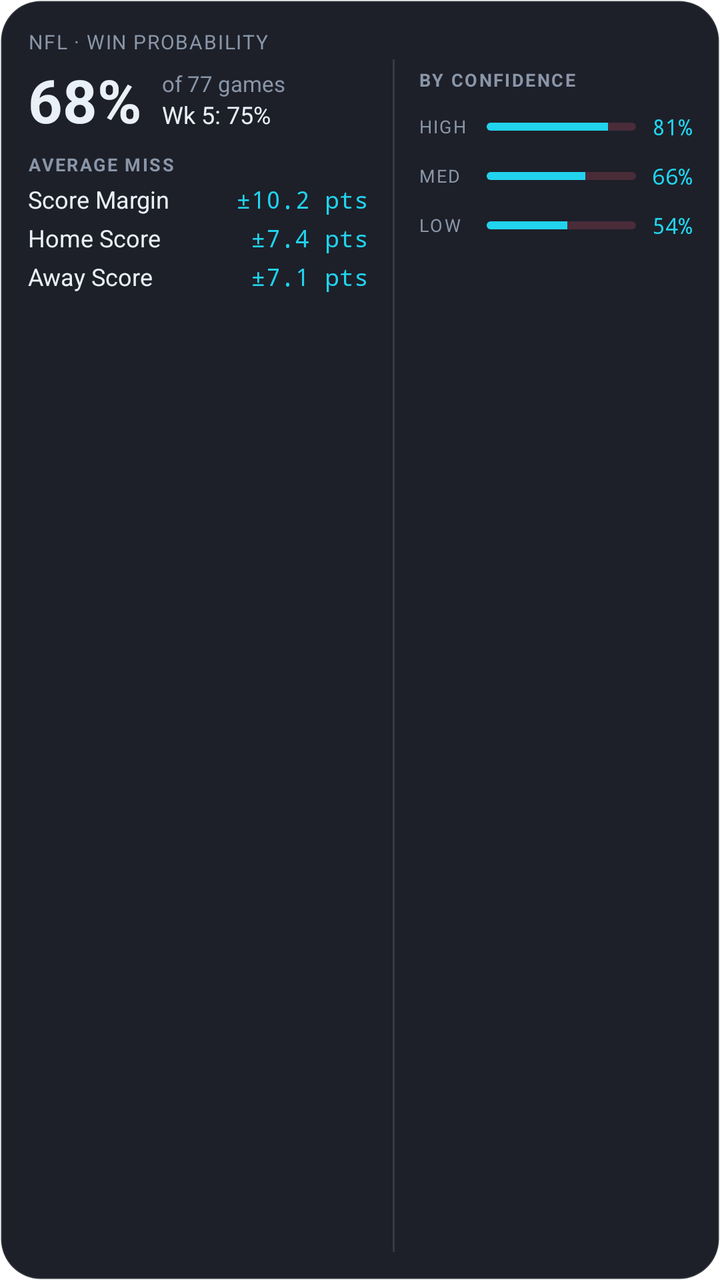
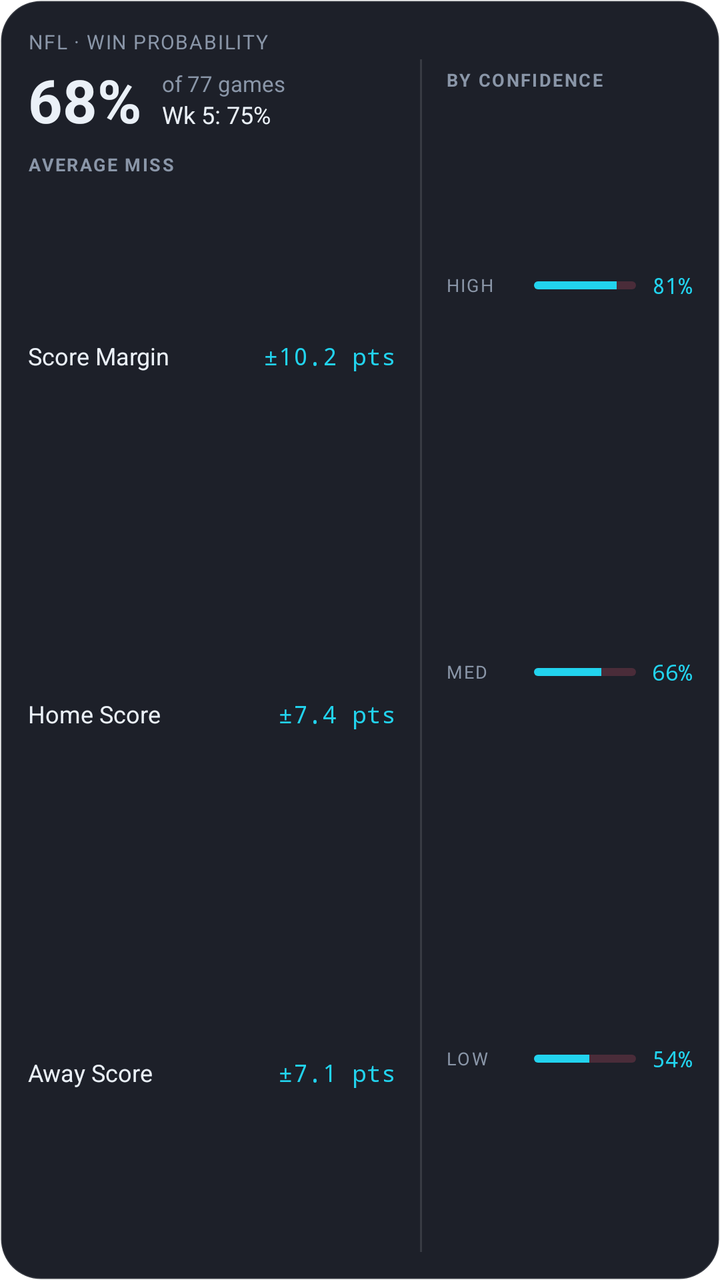

Two renders of the same Android screen: before a commit and after it. Below are the layout's source before the change and the commit's diff.
<!-- AndroidManifest.xml: fallback theme Theme.MaterialComponents.DayNight.NoActionBar -->
<!-- res/layout/widget_model_accuracy_wide.xml -->
<?xml version="1.0" encoding="utf-8"?>
<LinearLayout xmlns:android="http://schemas.android.com/apk/res/android"
    android:id="@+id/widget_root"
    android:layout_width="match_parent"
    android:layout_height="match_parent"
    android:background="@drawable/widget_background"
    android:orientation="vertical"
    android:padding="14dp">

    <TextView
        android:id="@+id/acc_header"
        android:layout_width="match_parent"
        android:layout_height="wrap_content"
        android:ellipsize="end"
        android:maxLines="1"
        android:text="NFL · WIN PROBABILITY"
        android:textAllCaps="true"
        android:textColor="@color/widget_ink_sub"
        android:textSize="10sp"
        android:letterSpacing="0.06"/>

    <TextView
        android:id="@+id/acc_message"
        android:layout_width="match_parent"
        android:layout_height="wrap_content"
        android:layout_marginTop="6dp"
        android:text="@string/widget_choose_sport"
        android:textColor="@color/widget_ink_sub"
        android:textSize="12sp"
        android:visibility="gone"/>

    <LinearLayout
        android:id="@+id/acc_body"
        android:layout_width="match_parent"
        android:layout_height="match_parent"
        android:layout_marginTop="2dp"
        android:orientation="horizontal">

        <LinearLayout
            android:layout_width="0dp"
            android:layout_height="wrap_content"
            android:layout_weight="5"
            android:orientation="vertical">

            <LinearLayout
                android:layout_width="match_parent"
                android:layout_height="wrap_content"
                android:gravity="center_vertical"
                android:orientation="horizontal">

                <TextView
                    android:id="@+id/acc_big"
                    android:layout_width="wrap_content"
                    android:layout_height="wrap_content"
                    android:maxLines="1"
                    android:text="68%"
                    android:textColor="@color/widget_ink"
                    android:textSize="30sp"
                    android:textStyle="bold"/>

                <LinearLayout
                    android:layout_width="wrap_content"
                    android:layout_height="wrap_content"
                    android:layout_marginStart="10dp"
                    android:orientation="vertical">

                    <TextView
                        android:id="@+id/acc_season"
                        android:layout_width="wrap_content"
                        android:layout_height="wrap_content"
                        android:maxLines="1"
                        android:text="of 77 games"
                        android:textColor="@color/widget_ink_sub"
                        android:textSize="11sp"/>

                    <TextView
                        android:id="@+id/acc_last"
                        android:layout_width="wrap_content"
                        android:layout_height="wrap_content"
                        android:maxLines="1"
                        android:text="Wk 5: 75%"
                        android:textColor="@color/widget_ink"
                        android:textSize="12sp"/>
                </LinearLayout>
            </LinearLayout>

            <TextView
                android:layout_width="match_parent"
                android:layout_height="wrap_content"
                android:layout_marginTop="6dp"
                android:letterSpacing="0.09"
                android:maxLines="1"
                android:text="@string/widget_average_miss"
                android:textAllCaps="true"
                android:textColor="@color/widget_ink_sub"
                android:textSize="9sp"
                android:textStyle="bold"/>

            <LinearLayout
                android:id="@+id/acc_miss1"
                android:layout_width="match_parent"
                android:layout_height="wrap_content"
                android:layout_marginTop="3dp"
                android:orientation="horizontal">

                <TextView
                    android:id="@+id/acc_miss1_label"
                    android:layout_width="0dp"
                    android:layout_height="wrap_content"
                    android:layout_weight="1"
                    android:ellipsize="end"
                    android:maxLines="1"
                    android:text="Score Margin"
                    android:textColor="@color/widget_ink"
                    android:textSize="12sp"/>

                <TextView
                    android:id="@+id/acc_miss1_value"
                    android:layout_width="wrap_content"
                    android:layout_height="wrap_content"
                    android:layout_marginStart="8dp"
                    android:fontFamily="monospace"
                    android:maxLines="1"
                    android:text="±10.2 pts"
                    android:textColor="@color/widget_cyan"
                    android:textSize="12sp"/>
            </LinearLayout>

            <LinearLayout
                android:id="@+id/acc_miss2"
                android:layout_width="match_parent"
                android:layout_height="wrap_content"
                android:layout_marginTop="3dp"
                android:orientation="horizontal">

                <TextView
                    android:id="@+id/acc_miss2_label"
                    android:layout_width="0dp"
                    android:layout_height="wrap_content"
                    android:layout_weight="1"
                    android:ellipsize="end"
                    android:maxLines="1"
                    android:text="Home Score"
                    android:textColor="@color/widget_ink"
                    android:textSize="12sp"/>

                <TextView
                    android:id="@+id/acc_miss2_value"
                    android:layout_width="wrap_content"
                    android:layout_height="wrap_content"
                    android:layout_marginStart="8dp"
                    android:fontFamily="monospace"
                    android:maxLines="1"
                    android:text="±7.4 pts"
                    android:textColor="@color/widget_cyan"
                    android:textSize="12sp"/>
            </LinearLayout>

            <LinearLayout
                android:id="@+id/acc_miss3"
                android:layout_width="match_parent"
                android:layout_height="wrap_content"
                android:layout_marginTop="3dp"
                android:orientation="horizontal">

                <TextView
                    android:id="@+id/acc_miss3_label"
                    android:layout_width="0dp"
                    android:layout_height="wrap_content"
                    android:layout_weight="1"
                    android:ellipsize="end"
                    android:maxLines="1"
                    android:text="Away Score"
                    android:textColor="@color/widget_ink"
                    android:textSize="12sp"/>

                <TextView
                    android:id="@+id/acc_miss3_value"
                    android:layout_width="wrap_content"
                    android:layout_height="wrap_content"
                    android:layout_marginStart="8dp"
                    android:fontFamily="monospace"
                    android:maxLines="1"
                    android:text="±7.1 pts"
                    android:textColor="@color/widget_cyan"
                    android:textSize="12sp"/>
            </LinearLayout>
        </LinearLayout>

        <FrameLayout
            android:layout_width="1dp"
            android:layout_height="match_parent"
            android:layout_marginStart="12dp"
            android:layout_marginEnd="12dp"
            android:background="@color/widget_border"/>

        <LinearLayout
            android:id="@+id/acc_bands"
            android:layout_width="0dp"
            android:layout_height="wrap_content"
            android:layout_weight="4"
            android:orientation="vertical">

            <TextView
                android:layout_width="match_parent"
                android:layout_height="wrap_content"
                android:layout_marginTop="4dp"
                android:letterSpacing="0.09"
                android:maxLines="1"
                android:text="@string/widget_by_confidence"
                android:textAllCaps="true"
                android:textColor="@color/widget_ink_sub"
                android:textSize="9sp"
                android:textStyle="bold"/>

            <LinearLayout
                android:id="@+id/acc_band1"
                android:layout_width="match_parent"
                android:layout_height="wrap_content"
                android:layout_marginTop="10dp"
                android:gravity="center_vertical"
                android:orientation="horizontal">

                <TextView
                    android:id="@+id/acc_band1_tag"
                    android:layout_width="34dp"
                    android:layout_height="wrap_content"
                    android:letterSpacing="0.08"
                    android:maxLines="1"
                    android:text="HIGH"
                    android:textColor="@color/widget_ink_sub"
                    android:textSize="9sp"/>

                <ProgressBar
                    android:id="@+id/acc_band1_bar"
                    style="?android:attr/progressBarStyleHorizontal"
                    android:layout_width="0dp"
                    android:layout_height="4dp"
                    android:layout_weight="1"
                    android:max="100"
                    android:progress="81"
                    android:progressDrawable="@drawable/widget_pick_bar"/>

                <TextView
                    android:id="@+id/acc_band1_pct"
                    android:layout_width="wrap_content"
                    android:layout_height="wrap_content"
                    android:layout_marginStart="8dp"
                    android:fontFamily="monospace"
                    android:maxLines="1"
                    android:text="81%"
                    android:textColor="@color/widget_cyan"
                    android:textSize="11sp"/>
            </LinearLayout>

            <LinearLayout
                android:id="@+id/acc_band2"
                android:layout_width="match_parent"
                android:layout_height="wrap_content"
                android:layout_marginTop="10dp"
                android:gravity="center_vertical"
                android:orientation="horizontal">

                <TextView
                    android:id="@+id/acc_band2_tag"
                    android:layout_width="34dp"
                    android:layout_height="wrap_content"
                    android:letterSpacing="0.08"
                    android:maxLines="1"
                    android:text="MED"
                    android:textColor="@color/widget_ink_sub"
                    android:textSize="9sp"/>

                <ProgressBar
                    android:id="@+id/acc_band2_bar"
                    style="?android:attr/progressBarStyleHorizontal"
                    android:layout_width="0dp"
                    android:layout_height="4dp"
                    android:layout_weight="1"
                    android:max="100"
                    android:progress="66"
                    android:progressDrawable="@drawable/widget_pick_bar"/>

                <TextView
                    android:id="@+id/acc_band2_pct"
                    android:layout_width="wrap_content"
                    android:layout_height="wrap_content"
                    android:layout_marginStart="8dp"
                    android:fontFamily="monospace"
                    android:maxLines="1"
                    android:text="66%"
                    android:textColor="@color/widget_cyan"
                    android:textSize="11sp"/>
            </LinearLayout>

            <LinearLayout
                android:id="@+id/acc_band3"
                android:layout_width="match_parent"
                android:layout_height="wrap_content"
                android:layout_marginTop="10dp"
                android:gravity="center_vertical"
                android:orientation="horizontal">

                <TextView
                    android:id="@+id/acc_band3_tag"
                    android:layout_width="34dp"
                    android:layout_height="wrap_content"
                    android:letterSpacing="0.08"
                    android:maxLines="1"
                    android:text="LOW"
                    android:textColor="@color/widget_ink_sub"
                    android:textSize="9sp"/>

                <ProgressBar
                    android:id="@+id/acc_band3_bar"
                    style="?android:attr/progressBarStyleHorizontal"
                    android:layout_width="0dp"
                    android:layout_height="4dp"
                    android:layout_weight="1"
                    android:max="100"
                    android:progress="54"
                    android:progressDrawable="@drawable/widget_pick_bar"/>

                <TextView
                    android:id="@+id/acc_band3_pct"
                    android:layout_width="wrap_content"
                    android:layout_height="wrap_content"
                    android:layout_marginStart="8dp"
                    android:fontFamily="monospace"
                    android:maxLines="1"
                    android:text="54%"
                    android:textColor="@color/widget_cyan"
                    android:textSize="11sp"/>
            </LinearLayout>
        </LinearLayout>
    </LinearLayout>
</LinearLayout>
<!-- resources referenced by this layout -->
<resources>
  <color name="widget_border">#1FFFFFFF</color>
  <color name="widget_cyan">#FF22D3EE</color>
  <color name="widget_ink">#FFEAF0F7</color>
  <color name="widget_ink_sub">#FF8A96A8</color>
  <!-- drawable widget_background (drawable) -->
  <?xml version="1.0" encoding="utf-8"?>
  <shape xmlns:android="http://schemas.android.com/apk/res/android" android:shape="rectangle">
      <solid android:color="@color/widget_bg"/>
      <stroke android:width="1dp" android:color="@color/widget_border"/>
      <corners android:radius="20dp"/>
  </shape>
  <!-- drawable widget_pick_bar (drawable) -->
  <?xml version="1.0" encoding="utf-8"?>
  <layer-list xmlns:android="http://schemas.android.com/apk/res/android">
      <item android:id="@android:id/background">
          <shape><corners android:radius="2dp"/><solid android:color="@color/widget_track"/></shape>
      </item>
      <item android:id="@android:id/progress">
          <clip><shape><corners android:radius="2dp"/><solid android:color="@color/widget_cyan"/></shape></clip>
      </item>
  </layer-list>
  <string name="widget_average_miss">Average miss</string>
  <string name="widget_by_confidence">By confidence</string>
  <string name="widget_choose_sport">Tap to choose a sport</string>
  <color name="widget_bg">#EB0A0E17</color>
  <color name="widget_track">#33FF5C7A</color>
</resources>

<!-- the commit's change to res/layout/widget_model_accuracy_wide.xml (unified diff, before → after) -->
@@ -16,7 +16,7 @@
         android:text="NFL · WIN PROBABILITY"
         android:textAllCaps="true"
         android:textColor="@color/widget_ink_sub"
-        android:textSize="10sp"
+        android:textSize="@dimen/widget_text_caption"
         android:letterSpacing="0.06"/>
 
     <TextView
@@ -26,20 +26,21 @@
         android:layout_marginTop="6dp"
         android:text="@string/widget_choose_sport"
         android:textColor="@color/widget_ink_sub"
-        android:textSize="12sp"
+        android:textSize="@dimen/widget_text_body"
         android:visibility="gone"/>
 
     <LinearLayout
         android:id="@+id/acc_body"
         android:layout_width="match_parent"
-        android:layout_height="match_parent"
+        android:layout_height="0dp"
+        android:layout_weight="1"
         android:layout_marginTop="2dp"
         android:orientation="horizontal">
 
         <LinearLayout
             android:layout_width="0dp"
-            android:layout_height="wrap_content"
-            android:layout_weight="5"
+            android:layout_height="match_parent"
+            android:layout_weight="3"
             android:orientation="vertical">
 
             <LinearLayout
@@ -55,7 +56,7 @@
                     android:maxLines="1"
                     android:text="68%"
                     android:textColor="@color/widget_ink"
-                    android:textSize="30sp"
+                    android:textSize="@dimen/widget_text_figure"
                     android:textStyle="bold"/>
 
                 <LinearLayout
@@ -71,7 +72,7 @@
                         android:maxLines="1"
                         android:text="of 77 games"
                         android:textColor="@color/widget_ink_sub"
-                        android:textSize="11sp"/>
+                        android:textSize="@dimen/widget_text_meta"/>
 
                     <TextView
                         android:id="@+id/acc_last"
@@ -80,11 +81,12 @@
                         android:maxLines="1"
                         android:text="Wk 5: 75%"
                         android:textColor="@color/widget_ink"
-                        android:textSize="12sp"/>
+                        android:textSize="@dimen/widget_text_body"/>
                 </LinearLayout>
             </LinearLayout>
 
             <TextView
+                android:id="@+id/acc_miss_title"
                 android:layout_width="match_parent"
                 android:layout_height="wrap_content"
                 android:layout_marginTop="6dp"
@@ -93,14 +95,15 @@
                 android:text="@string/widget_average_miss"
                 android:textAllCaps="true"
                 android:textColor="@color/widget_ink_sub"
-                android:textSize="9sp"
+                android:textSize="@dimen/widget_text_tag"
                 android:textStyle="bold"/>
 
             <LinearLayout
                 android:id="@+id/acc_miss1"
                 android:layout_width="match_parent"
-                android:layout_height="wrap_content"
-                android:layout_marginTop="3dp"
+                android:layout_height="0dp"
+                android:layout_weight="1"
+                android:gravity="center_vertical"
                 android:orientation="horizontal">
 
                 <TextView
@@ -112,7 +115,7 @@
                     android:maxLines="1"
                     android:text="Score Margin"
                     android:textColor="@color/widget_ink"
-                    android:textSize="12sp"/>
+                    android:textSize="@dimen/widget_text_body"/>
 
                 <TextView
                     android:id="@+id/acc_miss1_value"
@@ -123,14 +126,15 @@
                     android:maxLines="1"
                     android:text="±10.2 pts"
                     android:textColor="@color/widget_cyan"
-                    android:textSize="12sp"/>
+                    android:textSize="@dimen/widget_text_body"/>
             </LinearLayout>
 
             <LinearLayout
                 android:id="@+id/acc_miss2"
                 android:layout_width="match_parent"
-                android:layout_height="wrap_content"
-                android:layout_marginTop="3dp"
+                android:layout_height="0dp"
+                android:layout_weight="1"
+                android:gravity="center_vertical"
                 android:orientation="horizontal">
 
                 <TextView
@@ -142,7 +146,7 @@
                     android:maxLines="1"
                     android:text="Home Score"
                     android:textColor="@color/widget_ink"
-                    android:textSize="12sp"/>
+                    android:textSize="@dimen/widget_text_body"/>
 
                 <TextView
                     android:id="@+id/acc_miss2_value"
@@ -153,14 +157,15 @@
                     android:maxLines="1"
                     android:text="±7.4 pts"
                     android:textColor="@color/widget_cyan"
-                    android:textSize="12sp"/>
+                    android:textSize="@dimen/widget_text_body"/>
             </LinearLayout>
 
             <LinearLayout
                 android:id="@+id/acc_miss3"
                 android:layout_width="match_parent"
-                android:layout_height="wrap_content"
-                android:layout_marginTop="3dp"
+                android:layout_height="0dp"
+                android:layout_weight="1"
+                android:gravity="center_vertical"
                 android:orientation="horizontal">
 
                 <TextView
@@ -172,7 +177,7 @@
                     android:maxLines="1"
                     android:text="Away Score"
                     android:textColor="@color/widget_ink"
-                    android:textSize="12sp"/>
+                    android:textSize="@dimen/widget_text_body"/>
 
                 <TextView
                     android:id="@+id/acc_miss3_value"
@@ -183,7 +188,7 @@
                     android:maxLines="1"
                     android:text="±7.1 pts"
                     android:textColor="@color/widget_cyan"
-                    android:textSize="12sp"/>
+                    android:textSize="@dimen/widget_text_body"/>
             </LinearLayout>
         </LinearLayout>
 
@@ -197,11 +202,12 @@
         <LinearLayout
             android:id="@+id/acc_bands"
             android:layout_width="0dp"
-            android:layout_height="wrap_content"
-            android:layout_weight="4"
+            android:layout_height="match_parent"
+            android:layout_weight="2"
             android:orientation="vertical">
 
             <TextView
+                android:id="@+id/acc_bands_title"
                 android:layout_width="match_parent"
                 android:layout_height="wrap_content"
                 android:layout_marginTop="4dp"
@@ -210,26 +216,26 @@
                 android:text="@string/widget_by_confidence"
                 android:textAllCaps="true"
                 android:textColor="@color/widget_ink_sub"
-                android:textSize="9sp"
+                android:textSize="@dimen/widget_text_tag"
                 android:textStyle="bold"/>
 
             <LinearLayout
                 android:id="@+id/acc_band1"
                 android:layout_width="match_parent"
-                android:layout_height="wrap_content"
-                android:layout_marginTop="10dp"
+                android:layout_height="0dp"
+                android:layout_weight="1"
                 android:gravity="center_vertical"
                 android:orientation="horizontal">
 
                 <TextView
                     android:id="@+id/acc_band1_tag"
-                    android:layout_width="34dp"
+                    android:layout_width="44dp"
                     android:layout_height="wrap_content"
                     android:letterSpacing="0.08"
                     android:maxLines="1"
                     android:text="HIGH"
                     android:textColor="@color/widget_ink_sub"
-                    android:textSize="9sp"/>
+                    android:textSize="@dimen/widget_text_tag"/>
 
                 <ProgressBar
                     android:id="@+id/acc_band1_bar"
@@ -250,26 +256,26 @@
                     android:maxLines="1"
                     android:text="81%"
                     android:textColor="@color/widget_cyan"
-                    android:textSize="11sp"/>
+                    android:textSize="@dimen/widget_text_meta"/>
             </LinearLayout>
 
             <LinearLayout
                 android:id="@+id/acc_band2"
                 android:layout_width="match_parent"
-                android:layout_height="wrap_content"
-                android:layout_marginTop="10dp"
+                android:layout_height="0dp"
+                android:layout_weight="1"
                 android:gravity="center_vertical"
                 android:orientation="horizontal">
 
                 <TextView
                     android:id="@+id/acc_band2_tag"
-                    android:layout_width="34dp"
+                    android:layout_width="44dp"
                     android:layout_height="wrap_content"
                     android:letterSpacing="0.08"
                     android:maxLines="1"
                     android:text="MED"
                     android:textColor="@color/widget_ink_sub"
-                    android:textSize="9sp"/>
+                    android:textSize="@dimen/widget_text_tag"/>
 
                 <ProgressBar
                     android:id="@+id/acc_band2_bar"
@@ -290,26 +296,26 @@
                     android:maxLines="1"
                     android:text="66%"
                     android:textColor="@color/widget_cyan"
-                    android:textSize="11sp"/>
+                    android:textSize="@dimen/widget_text_meta"/>
             </LinearLayout>
 
             <LinearLayout
                 android:id="@+id/acc_band3"
                 android:layout_width="match_parent"
-                android:layout_height="wrap_content"
-                android:layout_marginTop="10dp"
+                android:layout_height="0dp"
+                android:layout_weight="1"
                 android:gravity="center_vertical"
                 android:orientation="horizontal">
 
                 <TextView
                     android:id="@+id/acc_band3_tag"
-                    android:layout_width="34dp"
+                    android:layout_width="44dp"
                     android:layout_height="wrap_content"
                     android:letterSpacing="0.08"
                     android:maxLines="1"
                     android:text="LOW"
                     android:textColor="@color/widget_ink_sub"
-                    android:textSize="9sp"/>
+                    android:textSize="@dimen/widget_text_tag"/>
 
                 <ProgressBar
                     android:id="@+id/acc_band3_bar"
@@ -330,7 +336,7 @@
                     android:maxLines="1"
                     android:text="54%"
                     android:textColor="@color/widget_cyan"
-                    android:textSize="11sp"/>
+                    android:textSize="@dimen/widget_text_meta"/>
             </LinearLayout>
         </LinearLayout>
     </LinearLayout>
<!-- resource entries referenced after the edit -->
@@ -4,6 +4,11 @@
   <color name="widget_cyan">#FF22D3EE</color>
   <color name="widget_ink">#FFEAF0F7</color>
   <color name="widget_ink_sub">#FF8A96A8</color>
+  <dimen name="widget_text_body">12sp</dimen>
+  <dimen name="widget_text_caption">10sp</dimen>
+  <dimen name="widget_text_figure">30sp</dimen>
+  <dimen name="widget_text_meta">11sp</dimen>
+  <dimen name="widget_text_tag">9sp</dimen>
   <!-- drawable widget_background (drawable) -->
   <?xml version="1.0" encoding="utf-8"?>
   <shape xmlns:android="http://schemas.android.com/apk/res/android" android:shape="rectangle">
